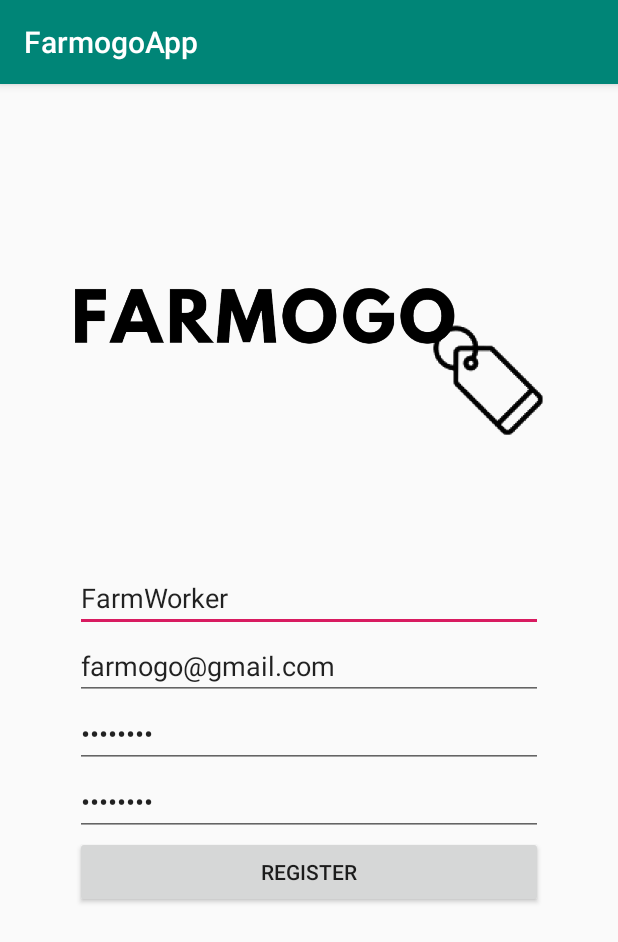
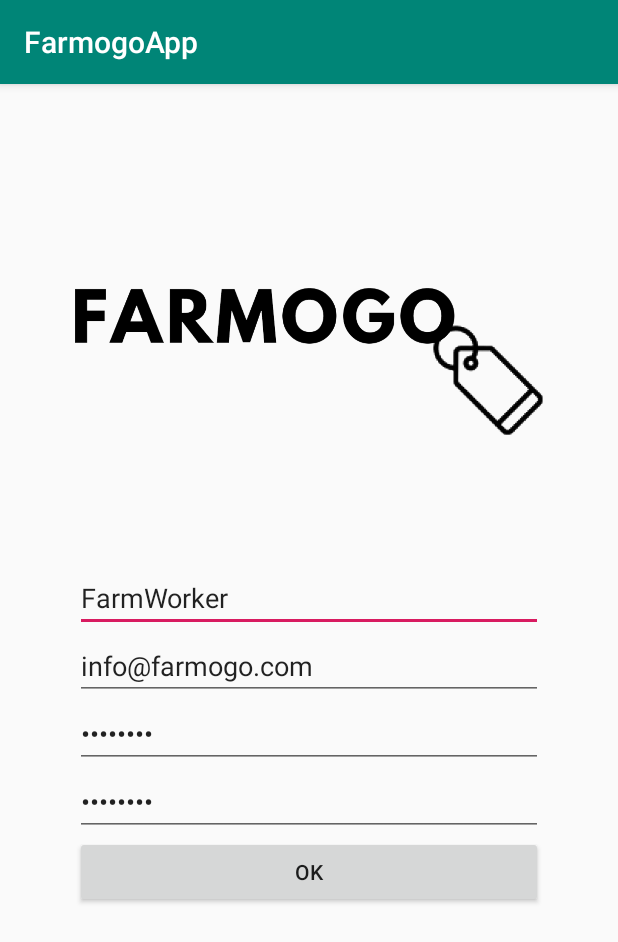
Before and after one commit to FarmogoApp/FarmogoApp, an Android app: the RegistrationActivity screen opened directly, with no data from a screen before it, on a phone screen of 412 x 824 dp. Shown: the top 942 px of the screen. Run offline under Robolectric (Android 15) with nearby library versions, the light colour scheme and no system bars.

Commit message:
#53 i18n registration activity

```diff
--- a/app/src/main/java/com/example/farmogoapp/ui/main/RegistrationActivity.java
+++ b/app/src/main/java/com/example/farmogoapp/ui/main/RegistrationActivity.java
@@ -25,7 +25,7 @@ public class RegistrationActivity extends AppCompatActivity {
         btnRegister.setOnClickListener(new View.OnClickListener() {
             @Override
             public void onClick(View v) {
-                Toast toast1 = Toast.makeText(getApplicationContext(), "Registration Succesfull", Toast.LENGTH_SHORT);
+                Toast toast1 = Toast.makeText(getApplicationContext(), getString(R.string.registration_succesfull), Toast.LENGTH_SHORT);
                 toast1.show();
                 Intent intent = new Intent(RegistrationActivity.this, LoginActivity.class);
                 startActivity(intent);
--- a/app/src/main/res/layout/recycler_view_animal_list.xml
+++ b/app/src/main/res/layout/recycler_view_animal_list.xml
@@ -18,7 +18,7 @@
       android:layout_height="wrap_content"
       android:layout_gravity="center"
       android:padding="5dp"
-      tools:text="1995958225" />
+      tools:text="@string/animal_example" />
 
   <ImageButton
       android:id="@+id/animal_list_button"
--- a/app/src/main/res/layout/registration.xml
+++ b/app/src/main/res/layout/registration.xml
@@ -18,8 +18,8 @@
         android:layout_height="wrap_content"
         android:ems="10"
         android:inputType="textPersonName"
-        android:hint="Username"
-        android:text="FarmWorker" />
+        android:hint="@string/username"
+        android:text="@string/username_example" />
 
     <EditText
         android:id="@+id/registration_email"
@@ -27,8 +27,8 @@
         android:layout_height="wrap_content"
         android:ems="10"
         android:inputType="textEmailAddress"
-        android:hint="Email"
-        android:text="farmogo@gmail.com" />
+        android:hint="@string/email"
+        android:text="@string/login_email_example" />
 
     <EditText
         android:id="@+id/registration_password1"
@@ -36,8 +36,8 @@
         android:layout_height="wrap_content"
         android:ems="10"
         android:inputType="textPassword"
-        android:hint="Password"
-        android:text="password" />
+        android:hint="@string/password"
+        android:text="@string/password_example" />
 
     <EditText
         android:id="@+id/registration_password2"
@@ -45,12 +45,12 @@
         android:layout_height="wrap_content"
         android:ems="10"
         android:inputType="textPassword"
-        android:hint="Password"
-        android:text="password" />
+        android:hint="@string/password"
+        android:text="@string/password_example" />
 
     <Button
         android:id="@+id/register_button"
         android:layout_width="match_parent"
         android:layout_height="wrap_content"
-        android:text="Register" />
+        android:text="@android:string/ok" />
 </LinearLayout>
--- a/app/src/main/res/values/strings.xml
+++ b/app/src/main/res/values/strings.xml
@@ -45,6 +45,9 @@
     <string name="registration">Registration</string>
     <string name="login_email_example" translatable="false">info@farmogo.com</string>
     <string name="password_example" translatable="false">12345678</string>
+    <string name="username">Username</string>
+    <string name="username_example" translatable="false">FarmWorker</string>
+    <string name="registration_succesfull">Registration Succesfull</string>
     <string-array name="gender">
         <item>Male</item>
         <item>Female</item>
```
Also changed, not shown: 2 other files.
